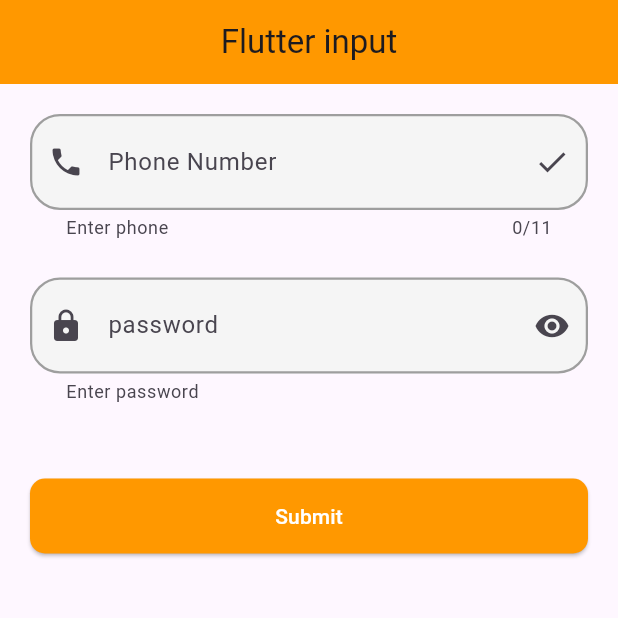
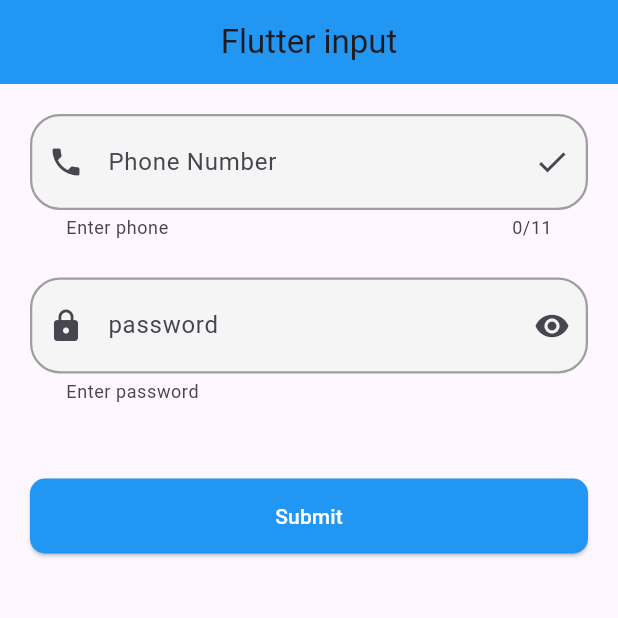
Before and after one commit to TousifMitul/Android_Projects, a Flutter app: the screen it shows after launch, on a phone screen of 412 x 824 dp, the top half of it. Run offline on Flutter 3.47's test engine with Material 3 defaults, Android fonts, the phone set to English and light mode, and no system bars.

Commit message:
class added

```diff
--- a/module_10_class_2/lib/app.dart
+++ b/module_10_class_2/lib/app.dart
@@ -12,6 +12,7 @@ class MyApp extends StatelessWidget{
     return MaterialApp(
       title: 'Batch-12',
       home: FlutterInput(),
+      debugShowCheckedModeBanner: false,
     );
   }
 }
--- a/module_10_class_2/lib/input_flutter.dart
+++ b/module_10_class_2/lib/input_flutter.dart
@@ -11,7 +11,7 @@ class FlutterInput extends StatelessWidget {
     return Scaffold(
       appBar: AppBar(
         title: Text('Flutter input'),
-        backgroundColor: Colors.orange,
+        backgroundColor: Colors.blue,
         centerTitle: true,
       ),
       body: Padding(
@@ -77,7 +77,7 @@ class FlutterInput extends StatelessWidget {
               // width: double.infinity,
               child: ElevatedButton(
                   style: ElevatedButton.styleFrom(
-                      backgroundColor: Colors.orange,
+                      backgroundColor: Colors.blue,
                       foregroundColor: Colors.white,
                       shape: RoundedRectangleBorder(
                           borderRadius: BorderRadius.circular(10))),
```
